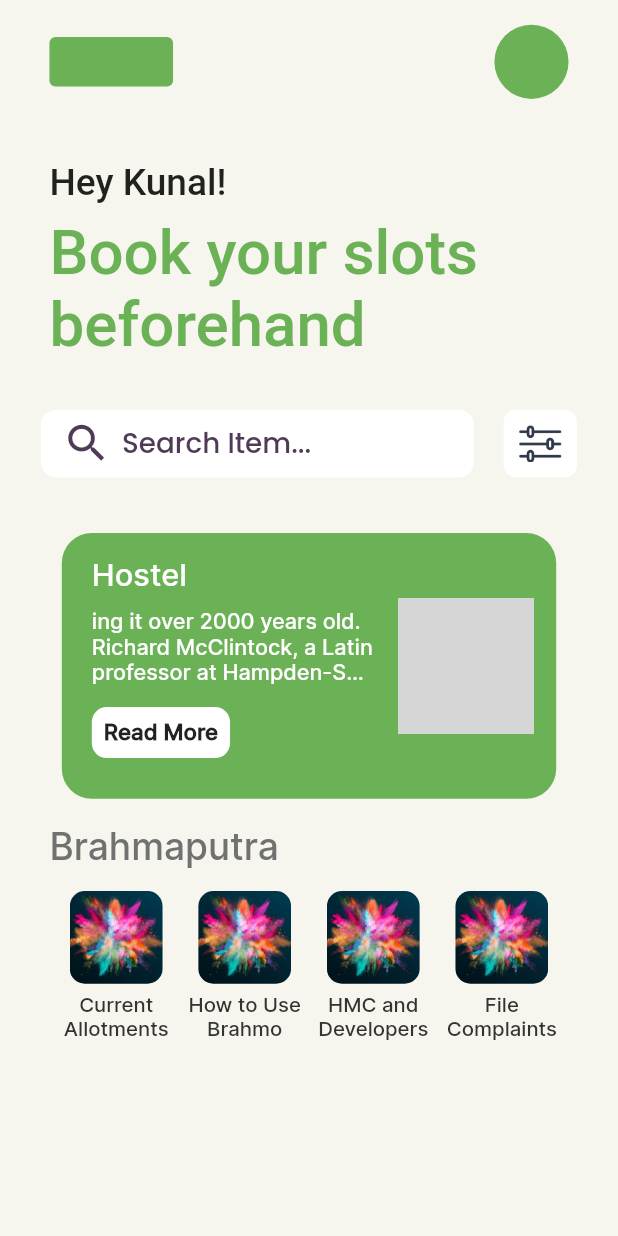
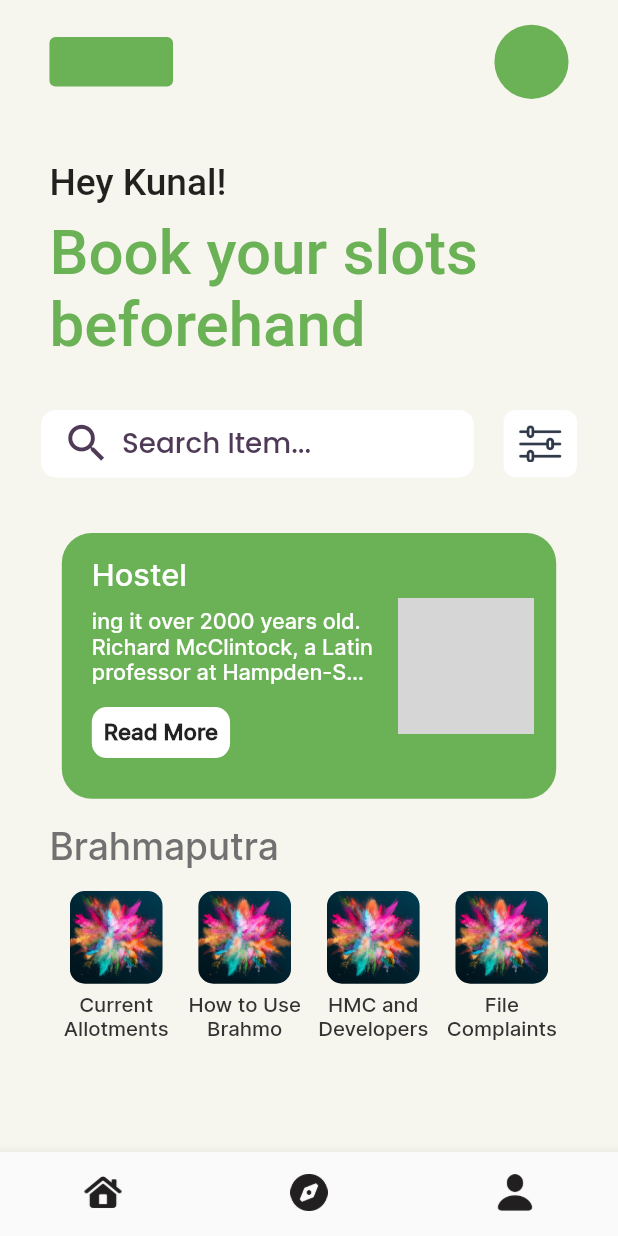
Before and after one commit to GunjanDhanuka/brahmo, a Flutter app: the screen it shows after launch, on a phone screen of 412 x 824 dp. Run offline on Flutter 3.47's test engine with Material 2 defaults, Android fonts, the phone set to English and light mode, and no system bars; drawn by our look-alikes of carousel_slider; our stand-ins replace firebase_core; accounts and stored records are empty; network calls fail; grey boxes are pictures that could not be loaded.

Commit message:
third commit

```diff
--- a/lib/main.dart
+++ b/lib/main.dart
@@ -1,4 +1,7 @@
-import 'package:brahmo/screens/home.dart';
+import 'package:brahmo/screens/general/hmc_developers.dart';
+import 'package:brahmo/screens/main_screen.dart';
+import 'package:brahmo/screens/user/home.dart';
+import 'package:brahmo/screens/item_issue/item_choice_search.dart';
 import 'package:flutter/material.dart';
 import 'package:firebase_core/firebase_core.dart';
 
@@ -19,12 +22,16 @@ class _MyAppState extends State<MyApp> {
   @override
   Widget build(BuildContext context) {
     return MaterialApp(
+      debugShowCheckedModeBanner: false,
       theme: ThemeData(
         primaryColor: Color(0xff6BB156),
         scaffoldBackgroundColor: Color(0xFFF7F6EE)
       ),
-      home: HomeScreen(),
-
+      home: MainScreen(),
+      routes: {
+        ItemSearchScreen.id : (context) => ItemSearchScreen(),
+        HmcAndDevelopersInfo.id : (context) => HmcAndDevelopersInfo(),
+      },
     );
   }
 }
--- a/lib/screens/item_issue/item_choice_search.dart
+++ b/lib/screens/item_issue/item_choice_search.dart
@@ -1,5 +1,6 @@
 import 'package:flutter/material.dart';
 class ItemSearchScreen extends StatefulWidget {
+  static const id = "/itemChoiceSearch";
   const ItemSearchScreen({Key? key}) : super(key: key);
 
   @override
--- /dev/null
+++ b/lib/screens/main_screen.dart
@@ -0,0 +1,50 @@
+import 'package:brahmo/screens/item_issue/item_choice_search.dart';
+import 'package:brahmo/screens/user/home.dart';
+import 'package:brahmo/screens/user/user_profile.dart';
+import 'package:flutter/material.dart';
+class MainScreen extends StatefulWidget {
+  const MainScreen({Key? key}) : super(key: key);
+
+  @override
+  _MainScreenState createState() => _MainScreenState();
+}
+
+class _MainScreenState extends State<MainScreen> {
+  int selectedIndex = 0;
+  List<Widget> widgetOptions = [
+    HomeScreen(),
+    ItemSearchScreen(),
+    UserProfile(),
+  ];
+  @override
+  Widget build(BuildContext context) {
+    final screenWidth = MediaQuery.of(context).size.width;
+    final screenHeight = MediaQuery.of(context).size.height;
+    return Scaffold(
+      body: widgetOptions[selectedIndex],
+      bottomNavigationBar: BottomNavigationBar(
+        showSelectedLabels: false,
+        showUnselectedLabels: false,
+        items: [
+          BottomNavigationBarItem(
+            icon: Image.asset("assets/images/home_icon.png",width: screenWidth*0.06,),
+            label: "Home"
+          ),
+          BottomNavigationBarItem(
+            icon: Image.asset("assets/images/navigation_icon.png",width: screenWidth*0.06,),
+            label: "Item Search"
+          ),
+          BottomNavigationBarItem(
+            icon: Image.asset("assets/images/profile_icon.png",width: screenWidth*0.06,),
+            label: "Profile"
+          ),
+        ],
+        onTap: (index){
+          setState(() {
+            selectedIndex=index;
+          });
+        },
+      ),
+    );
+  }
+}
--- a/lib/screens/home.dart
+++ b/lib/screens/user/home.dart
@@ -1,5 +1,6 @@
 import 'dart:async';
 
+import 'package:brahmo/screens/general/hmc_developers.dart';
 import 'package:brahmo/screens/item_issue/item_choice_search.dart';
 import 'package:carousel_slider/carousel_slider.dart';
 import 'package:flutter/material.dart';
@@ -160,6 +161,9 @@ class _HomeScreenState extends State<HomeScreen> {
 
     Widget ScrollableListItemMaker(String imageURL, String tileName, String routeID){
       return InkWell(
+        onTap: (){
+          Navigator.pushNamed(context, routeID);
+        },
         child: Column(
             mainAxisSize: MainAxisSize.min,
             children: [
@@ -236,7 +240,7 @@ class _HomeScreenState extends State<HomeScreen> {
               children: [
                 InkWell(
                   onTap: (){
-                    Navigator.of(context).push(MaterialPageRoute(builder: (context) => ItemSearchScreen()));
+                    Navigator.of(context).pushNamed(ItemSearchScreen.id);
                   },
                   child: Container(
                     width: screenWidth*0.7,
@@ -316,7 +320,7 @@ class _HomeScreenState extends State<HomeScreen> {
                     children: [
                       ScrollableListItemMaker("assets/images/image.jpg", "Current Allotments", "/currentAllotments"),
                       ScrollableListItemMaker("assets/images/image.jpg", "How to Use Brahmo", "/currentAllotments"),
-                      ScrollableListItemMaker("assets/images/image.jpg", "HMC and Developers", "/currentAllotments"),
+                      ScrollableListItemMaker("assets/images/image.jpg", "HMC and Developers", HmcAndDevelopersInfo.id),
                       ScrollableListItemMaker("assets/images/image.jpg", "File Complaints", "/currentAllotments")
                     ],
                   ),
--- a/pubspec.yaml
+++ b/pubspec.yaml
@@ -39,6 +39,8 @@ dependencies:
   cloud_firestore: ^3.1.10
   firebase_storage: ^10.2.9
   carousel_slider: ^4.0.0
+  url_launcher: ^6.0.20
+  internet_connection_checker: ^0.0.1+3
 
 dev_dependencies:
   flutter_test:
@@ -88,6 +90,9 @@ flutter:
     - family: Inter
       fonts:
         - asset: assets/fonts/Inter-Medium.ttf
+    - family: Nunito
+      fonts:
+        - asset: assets/fonts/Nunito-Medium.ttf
   assets:
     - assets/images/
   # fonts:
```
Also changed, not shown: lib/screens/general/hmc_developers.dart (added, +185 -0 lines), lib/screens/user/user_profile.dart (added, +18 -0 lines), assets/fonts/Nunito-Medium.ttf (added), assets/images/home_icon.png (added), assets/images/navigation_icon.png (added), assets/images/profile_icon.png (added), pubspec.lock.
